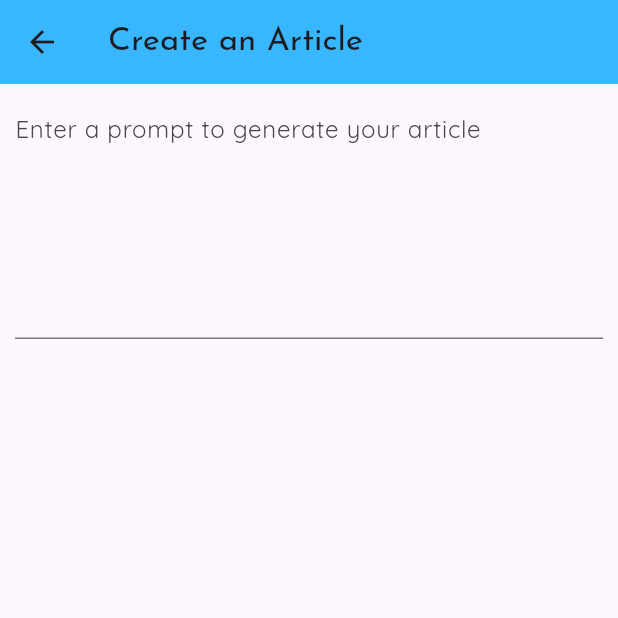
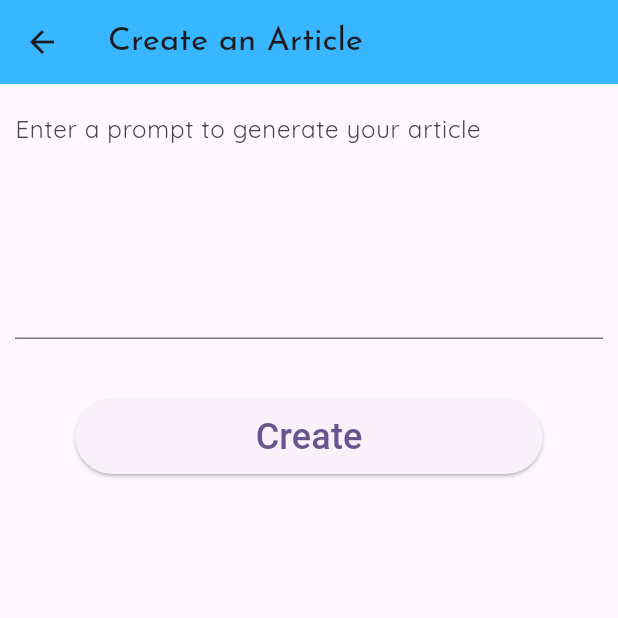
Before and after one commit to Killpit/MobNFT-App, a Flutter app: the CreateArticles screen opened directly, on a phone screen of 412 x 824 dp, the top half of it. Run offline on Flutter 3.47's test engine with Material 2 defaults, Android fonts, the phone set to English and light mode, and no system bars; our stand-ins replace dio, flutter_lorem, google_fonts, image_picker; missing offline and left inert: turn_page_transition, web3dart; project files that could hold a hidden picture were left out.

Commit message:
5 Tem 2023 17:45

```diff
--- a/mobile_nft/lib/features/CreateArticles/presentation/create_articles.dart
+++ b/mobile_nft/lib/features/CreateArticles/presentation/create_articles.dart
@@ -34,10 +34,22 @@ class _CreateArticlesState extends State<CreateArticles> {
                 hintText: "Enter a prompt to generate your article",
                 hintStyle: TextStyle(fontFamily: bodyFont)),
             ),
-
-          ]
-        )
-      )
+            Container(
+              margin: const EdgeInsets.all(40),
+              width: MediaQuery.of(context).size.width * 0.8,
+              height: 50,
+              child: ElevatedButton(
+                onPressed: () {
+                  Navigator.pushNamed(context, "/publishArticle");
+                },
+                child: Text(
+                  "Create",
+                  style: TextStyle(fontFamily: buttonFont, fontSize: 24),
+                )),
+            )
+          ],
+        ),
+      ),
     );
   }
 }
```
